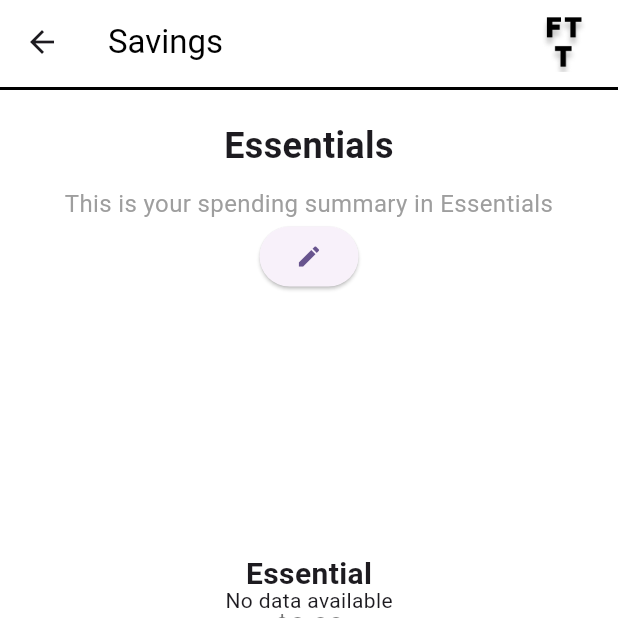
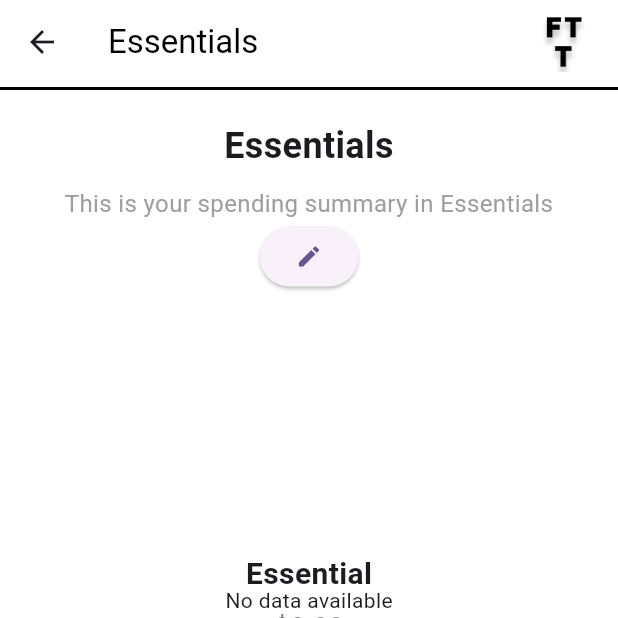
Before and after one commit to RezRak/FiftyThirtyTwenty, a Flutter app: the Essential screen opened directly, item 3 of the bottom bar chosen, after a tap on the "home" icon, after a tap on the "business" icon, on a phone screen of 412 x 824 dp, the top half of it. Run offline on Flutter 3.47's test engine with Material 3 defaults, Android fonts, the phone set to English and light mode, and no system bars; our stand-ins replace fl_chart, sqflite; accounts and stored records are empty.

Commit message:
Final Touches

```diff
--- a/lib/home.dart
+++ b/lib/home.dart
@@ -61,23 +61,23 @@ class _HomeState extends State<Home> {
         double savingsLimit = 20.0;
 
         // Essentials Text if statement
-        if (value1 > essentialsLimit) {
+        if (value1 < essentialsLimit) {
           essentialsMessage =
-              "Eessentials is less than projected by:  ${(value1 - essentialsLimit).toStringAsFixed(1)}%";
-        } else if (value1 < essentialsLimit) {
+              "Eessentials is less than projected by:  ${(essentialsLimit - value1).toStringAsFixed(1)}%";
+        } else if (value1 > essentialsLimit) {
           essentialsMessage =
-              "Eessentials is more than projected by: ${(essentialsLimit - value1).toStringAsFixed(1)}%";
+              "Eessentials is more than projected by: ${(value1 - essentialsLimit).toStringAsFixed(1)}%";
         } else {
           essentialsMessage = "Essentials projected Amount: ${(value1).toStringAsFixed(1)}%";
         }
 
         // Wants Text if statement
-        if (value2 > wantsLimit) {
+        if (value2 < wantsLimit) {
           wantsMessage =
-              "Wants is less than projected by: ${(value2 - wantsLimit).toStringAsFixed(1)}%";
-        } else if (value2 < wantsLimit) {
+              "Wants is less than projected by: ${(wantsLimit - value2).toStringAsFixed(1)}%";
+        } else if (value2 > wantsLimit) {
           wantsMessage =
-              "Wants is more than projected by: ${(wantsLimit - value2).toStringAsFixed(1)}%";
+              "Wants is more than projected by: ${(value2 - wantsLimit).toStringAsFixed(1)}%";
         } else {
           wantsMessage = "Wants projected Amount: ${(value2).toStringAsFixed(1)}%";
         }
--- a/lib/needs.dart
+++ b/lib/needs.dart
@@ -98,7 +98,7 @@ Widget build(BuildContext context) {
           preferredSize: const Size.fromHeight(4.0),
           child: Container(color: Colors.black, height: 2.0)),
       backgroundColor: Colors.white,
-      title: Text("Savings", style: TextStyle(color: Colors.black)),
+      title: Text("Essentials", style: TextStyle(color: Colors.black)),
       actions: [
         Padding(
           padding: const EdgeInsets.only(right: 16.0),
```
